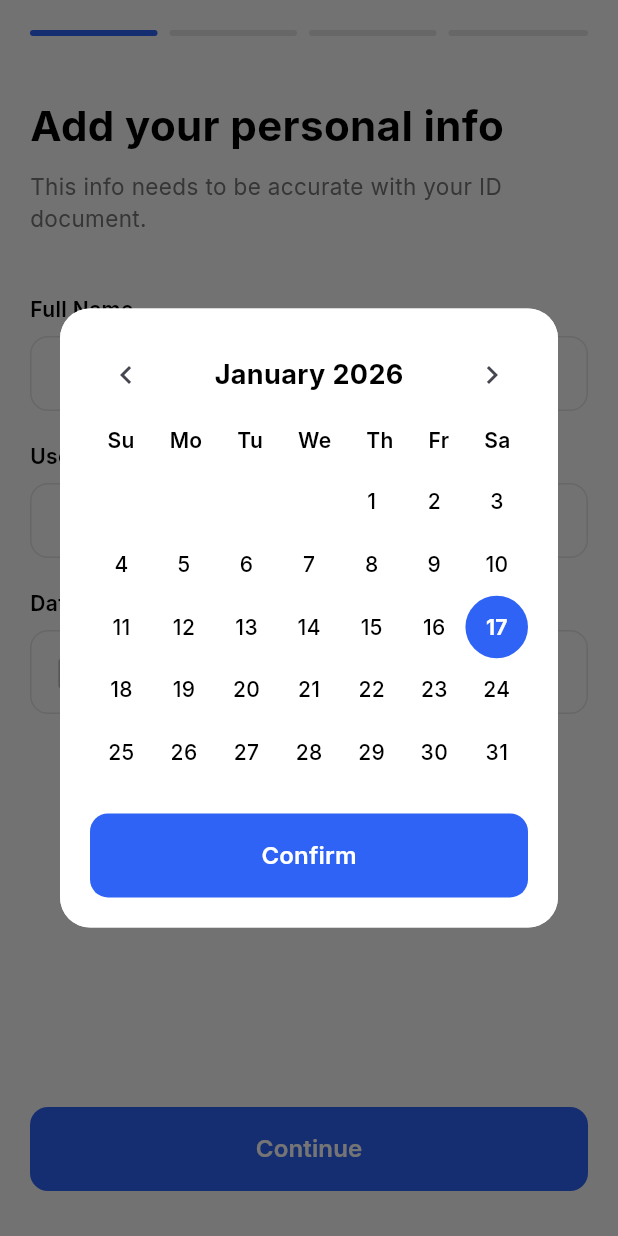
After one commit to Mheek-frosh/rexipaymobile, a Flutter app: the PersonalInfoScreen screen opened by its route, after a tap on "MM/DD/YYYY", on a phone screen of 412 x 824 dp. The commit adds this screen. Run offline on Flutter 3.47's test engine with Material 3 defaults, Android fonts, the phone set to English and light mode, and no system bars; our stand-ins replace country_picker, fl_chart, get, google_fonts, image_picker, local_auth and 2 more.

Commit message:
feat: Implement initial user authentication and onboarding flow including country selection, personal info screens, and supporting UI components.

```diff
--- a/lib/controllers/auth_controller.dart
+++ b/lib/controllers/auth_controller.dart
@@ -11,6 +11,8 @@ class AuthController extends GetxController with WidgetsBindingObserver {
   final phoneController = TextEditingController();
   final emailController = TextEditingController();
   final passwordController = TextEditingController();
+  final usernameController = TextEditingController();
+  final dobController = TextEditingController();
   final otpValue = ''.obs;
 
   // User details (Global state)
@@ -229,6 +231,11 @@ class AuthController extends GetxController with WidgetsBindingObserver {
     userPhone.value = phoneController.text;
     // userEmail.value = emailController.text;
 
+    // Reset controllers for next time (optional)
+    // nameController.clear();
+    // usernameController.clear();
+    // dobController.clear();
+
     // In a real app, this would hit an API
     Get.offAllNamed('/home');
   }
--- a/lib/routes/app_pages.dart
+++ b/lib/routes/app_pages.dart
@@ -10,6 +10,8 @@ import '../screens/auth/signup_screen.dart';
 import '../screens/auth/login_screen.dart';
 import '../screens/auth/otp_verification_screen.dart';
 import '../screens/auth/welcome_back_screen.dart';
+import '../screens/auth/personal_info_screen.dart';
+import '../screens/auth/select_country_screen.dart';
 import '../screens/airtime_screen.dart';
 import '../screens/choose_crypto_screen.dart';
 import '../screens/transfer_crypto_screen.dart';
@@ -102,5 +104,15 @@ class AppPages {
       page: () => const WelcomeBackScreen(),
       binding: MainBinding(),
     ),
+    GetPage(
+      name: Routes.PERSONAL_INFO,
+      page: () => const PersonalInfoScreen(),
+      binding: MainBinding(),
+    ),
+    GetPage(
+      name: Routes.SELECT_COUNTRY,
+      page: () => const SelectCountryScreen(),
+      binding: MainBinding(),
+    ),
   ];
 }
--- a/lib/routes/app_routes.dart
+++ b/lib/routes/app_routes.dart
@@ -18,6 +18,8 @@ abstract class Routes {
   static const ADD_CARD_INTRO = _Paths.ADD_CARD_INTRO;
   static const DATA = _Paths.DATA;
   static const WELCOME_BACK = _Paths.WELCOME_BACK;
+  static const PERSONAL_INFO = _Paths.PERSONAL_INFO;
+  static const SELECT_COUNTRY = _Paths.SELECT_COUNTRY;
 }
 
 abstract class _Paths {
@@ -39,4 +41,6 @@ abstract class _Paths {
   static const ADD_CARD_INTRO = '/add-card-intro';
   static const DATA = '/data';
   static const WELCOME_BACK = '/welcome-back';
+  static const PERSONAL_INFO = '/personal-info';
+  static const SELECT_COUNTRY = '/select-country';
 }
--- /dev/null
+++ b/lib/screens/auth/personal_info_screen.dart
@@ -0,0 +1,174 @@
+import 'package:flutter/material.dart';
+import 'package:get/get.dart';
+import 'package:google_fonts/google_fonts.dart';
+import '../../utils/app_colors.dart';
+import '../../utils/app_text.dart';
+import '../../controllers/auth_controller.dart';
+import '../../widgets/segmented_progress_bar.dart';
+import '../../widgets/custom_buttons.dart';
+import '../../widgets/calendar_dialog.dart';
+
+class PersonalInfoScreen extends StatelessWidget {
+  const PersonalInfoScreen({super.key});
+
+  @override
+  Widget build(BuildContext context) {
+    final controller = Get.find<AuthController>();
+
+    return Scaffold(
+      backgroundColor: AppColors.background,
+      body: SafeArea(
+        child: Padding(
+          padding: const EdgeInsets.symmetric(horizontal: 20),
+          child: Column(
+            crossAxisAlignment: CrossAxisAlignment.start,
+            children: [
+              const SizedBox(height: 20),
+              // Progress Bar
+              Obx(
+                () => SegmentedProgressBar(
+                  totalSteps: 4,
+                  currentStep: controller.currentStep.value,
+                ),
+              ),
+              const SizedBox(height: 40),
+              // Title
+              Text(
+                'Add your personal info',
+                style: AppText.header1.copyWith(
+                  fontWeight: FontWeight.w700,
+                  fontSize: 28,
+                ),
+              ),
+              const SizedBox(height: 10),
+              Text(
+                'This info needs to be accurate with your ID document.',
+                style: GoogleFonts.inter(
+                  fontSize: 15,
+                  color: AppColors.textSecondary,
+                ),
+              ),
+              const SizedBox(height: 40),
+              // Full Name Field
+              _buildLabel('Full Name'),
+              const SizedBox(height: 8),
+              _buildTextField(
+                controller: controller.nameController,
+                hintText: 'Michael Usidamen',
+                icon: Icons.person_outline,
+              ),
+              const SizedBox(height: 20),
+              // Username Field
+              _buildLabel('Username'),
+              const SizedBox(height: 8),
+              _buildTextField(
+                controller: controller.usernameController,
+                hintText: 'Mheek Frosh',
+                icon: Icons.person_outline,
+              ),
+              const SizedBox(height: 20),
+              // Date of Birth Field
+              _buildLabel('Date of Birth'),
+              const SizedBox(height: 8),
+              _buildDateField(context, controller),
+              const Spacer(),
+              // Continue Button
+              PrimaryButton(
+                text: 'Continue',
+                onPressed: () {
+                  controller.nextStep();
+                  Get.toNamed('/select-country');
+                },
+                width: double.infinity,
+                backgroundColor: const Color(0xFF2E63F6),
+              ),
+              const SizedBox(height: 30),
+            ],
+          ),
+        ),
+      ),
+    );
+  }
+
+  Widget _buildLabel(String label) {
+    return Text(
+      label,
+      style: GoogleFonts.inter(
+        fontSize: 14,
+        fontWeight: FontWeight.w600,
+        color: AppColors.textPrimary,
+      ),
+    );
+  }
+
+  Widget _buildTextField({
+    required TextEditingController controller,
+    required String hintText,
+    required IconData icon,
+  }) {
+    return Container(
+      padding: const EdgeInsets.symmetric(horizontal: 16),
+      decoration: BoxDecoration(
+        border: Border.all(color: Colors.grey[300]!),
+        borderRadius: BorderRadius.circular(12),
+      ),
+      child: TextField(
+        controller: controller,
+        style: GoogleFonts.inter(
+          fontSize: 16,
+          color: AppColors.textPrimary,
+          fontWeight: FontWeight.w500,
+        ),
+        decoration: InputDecoration(
+          hintText: hintText,
+          hintStyle: GoogleFonts.inter(color: Colors.grey[400]),
+          icon: Icon(icon, color: Colors.grey[400]),
+          border: InputBorder.none,
+        ),
+      ),
+    );
+  }
+
+  Widget _buildDateField(BuildContext context, AuthController controller) {
+    return GestureDetector(
+      onTap: () {
+        Get.dialog(
+          CalendarDialog(
+            onDateSelected: (date) {
+              controller.dobController.text =
+                  "${date.month.toString().padLeft(2, '0')}/${date.day.toString().padLeft(2, '0')}/${date.year}";
+            },
+          ),
+          barrierDismissible: true,
+        );
+      },
+      child: Container(
+        padding: const EdgeInsets.symmetric(horizontal: 16, vertical: 15),
+        decoration: BoxDecoration(
+          border: Border.all(color: Colors.grey[300]!),
+          borderRadius: BorderRadius.circular(12),
+        ),
+        child: Row(
+          children: [
+            Icon(Icons.calendar_today_outlined, color: Colors.grey[400]),
+            const SizedBox(width: 16),
+            Obx(
+              () => Text(
+                controller.dobController.text.isEmpty
+                    ? 'MM/DD/YYYY'
+                    : controller.dobController.text,
+                style: GoogleFonts.inter(
+                  fontSize: 16,
+                  color: controller.dobController.text.isEmpty
+                      ? Colors.grey[400]
+                      : AppColors.textPrimary,
+                  fontWeight: FontWeight.w500,
+                ),
+              ),
+            ),
+          ],
+        ),
+      ),
+    );
+  }
+}
--- /dev/null
+++ b/lib/widgets/calendar_dialog.dart
@@ -0,0 +1,184 @@
+import 'package:flutter/material.dart';
+import 'package:get/get.dart';
+import 'package:google_fonts/google_fonts.dart';
+import '../utils/app_colors.dart';
+import '../widgets/custom_buttons.dart';
+
+class CalendarDialog extends StatefulWidget {
+  final Function(DateTime) onDateSelected;
+
+  const CalendarDialog({super.key, required this.onDateSelected});
+
+  @override
+  State<CalendarDialog> createState() => _CalendarDialogState();
+}
+
+class _CalendarDialogState extends State<CalendarDialog> {
+  DateTime selectedDate = DateTime.now();
+  DateTime displayedMonth = DateTime.now();
+
+  @override
+  Widget build(BuildContext context) {
+    return Dialog(
+      shape: RoundedRectangleBorder(borderRadius: BorderRadius.circular(20)),
+      child: Container(
+        padding: const EdgeInsets.all(20),
+        decoration: BoxDecoration(
+          color: Colors.white,
+          borderRadius: BorderRadius.circular(20),
+        ),
+        child: Column(
+          mainAxisSize: MainAxisSize.min,
+          children: [
+            // Calendar Header
+            Row(
+              mainAxisAlignment: MainAxisAlignment.spaceBetween,
+              children: [
+                IconButton(
+                  onPressed: () {
+                    setState(() {
+                      displayedMonth = DateTime(
+                        displayedMonth.year,
+                        displayedMonth.month - 1,
+                      );
+                    });
+                  },
+                  icon: const Icon(Icons.chevron_left),
+                ),
+                Text(
+                  _getMonthName(displayedMonth.month) +
+                      " " +
+                      displayedMonth.year.toString(),
+                  style: GoogleFonts.inter(
+                    fontSize: 18,
+                    fontWeight: FontWeight.w700,
+                    color: AppColors.textPrimary,
+                  ),
+                ),
+                IconButton(
+                  onPressed: () {
+                    setState(() {
+                      displayedMonth = DateTime(
+                        displayedMonth.year,
+                        displayedMonth.month + 1,
+                      );
+                    });
+                  },
+                  icon: const Icon(Icons.chevron_right),
+                ),
+              ],
+            ),
+            const SizedBox(height: 10),
+            // Days of Week
+            _buildDaysOfWeek(),
+            const SizedBox(height: 10),
+            // Date Grid
+            _buildDateGrid(),
+            const SizedBox(height: 20),
+            // Confirm Button
+            PrimaryButton(
+              text: 'Confirm',
+              onPressed: () {
+                widget.onDateSelected(selectedDate);
+                Get.back();
+              },
+              width: double.infinity,
+              backgroundColor: const Color(0xFF2E63F6),
+            ),
+          ],
+        ),
+      ),
+    );
+  }
+
+  Widget _buildDaysOfWeek() {
+    final days = ['Su', 'Mo', 'Tu', 'We', 'Th', 'Fr', 'Sa'];
+    return Row(
+      mainAxisAlignment: MainAxisAlignment.spaceAround,
+      children: days
+          .map(
+            (day) => Text(
+              day,
+              style: GoogleFonts.inter(
+                fontSize: 14,
+                fontWeight: FontWeight.w600,
+                color: AppColors.textPrimary,
+              ),
+            ),
+          )
+          .toList(),
+    );
+  }
+
+  Widget _buildDateGrid() {
+    final daysInMonth = DateUtils.getDaysInMonth(
+      displayedMonth.year,
+      displayedMonth.month,
+    );
+    final firstDayOffset =
+        DateTime(displayedMonth.year, displayedMonth.month, 1).weekday % 7;
+
+    return GridView.builder(
+      shrinkWrap: true,
+      physics: const NeverScrollableScrollPhysics(),
+      gridDelegate: const SliverGridDelegateWithFixedCrossAxisCount(
+        crossAxisCount: 7,
+      ),
+      itemCount: daysInMonth + firstDayOffset,
+      itemBuilder: (context, index) {
+        if (index < firstDayOffset) {
+          return const SizedBox();
+        }
+        final day = index - firstDayOffset + 1;
+        final date = DateTime(displayedMonth.year, displayedMonth.month, day);
+        final isSelected = DateUtils.isSameDay(date, selectedDate);
+        final isToday = DateUtils.isSameDay(date, DateTime.now());
+
+        return GestureDetector(
+          onTap: () {
+            setState(() {
+              selectedDate = date;
+            });
+          },
+          child: Container(
+            alignment: Alignment.center,
+            decoration: BoxDecoration(
+              color: isSelected ? const Color(0xFF2E63F6) : Colors.transparent,
+              shape: BoxShape.circle,
+            ),
+            child: Text(
+              day.toString(),
+              style: GoogleFonts.inter(
+                fontSize: 14,
+                fontWeight: isSelected ? FontWeight.w700 : FontWeight.w500,
+                color: isSelected
+                    ? Colors.white
+                    : (isToday
+                          ? const Color(0xFF2E63F6)
+                          : AppColors.textPrimary),
+              ),
+            ),
+          ),
+        );
+      },
+    );
+  }
+
+  String _getMonthName(int month) {
+    const months = [
+      'January',
+      'February',
+      'March',
+      'April',
+      'May',
+      'June',
+      'July',
+      'August',
+      'September',
+      'October',
+      'November',
+      'December',
+    ];
+    return months[month - 1];
+  }
+}
--- a/lib/widgets/success_verification_dialog.dart
+++ b/lib/widgets/success_verification_dialog.dart
@@ -117,8 +117,9 @@ class SuccessVerificationDialog extends StatelessWidget {
             PrimaryButton(
               text: AppStrings.continueText,
               onPressed: () {
-                Get.back();
-                Get.find<AuthController>().completeSignup();
+                Get.back(); // Close dialog
+                Get.find<AuthController>().nextStep(); // Update progress bar
+                Get.toNamed('/personal-info');
               },
               width: double.infinity,
               borderRadius: 12,
```
Also changed, not shown: lib/screens/auth/select_country_screen.dart (added, +159 -0 lines).
